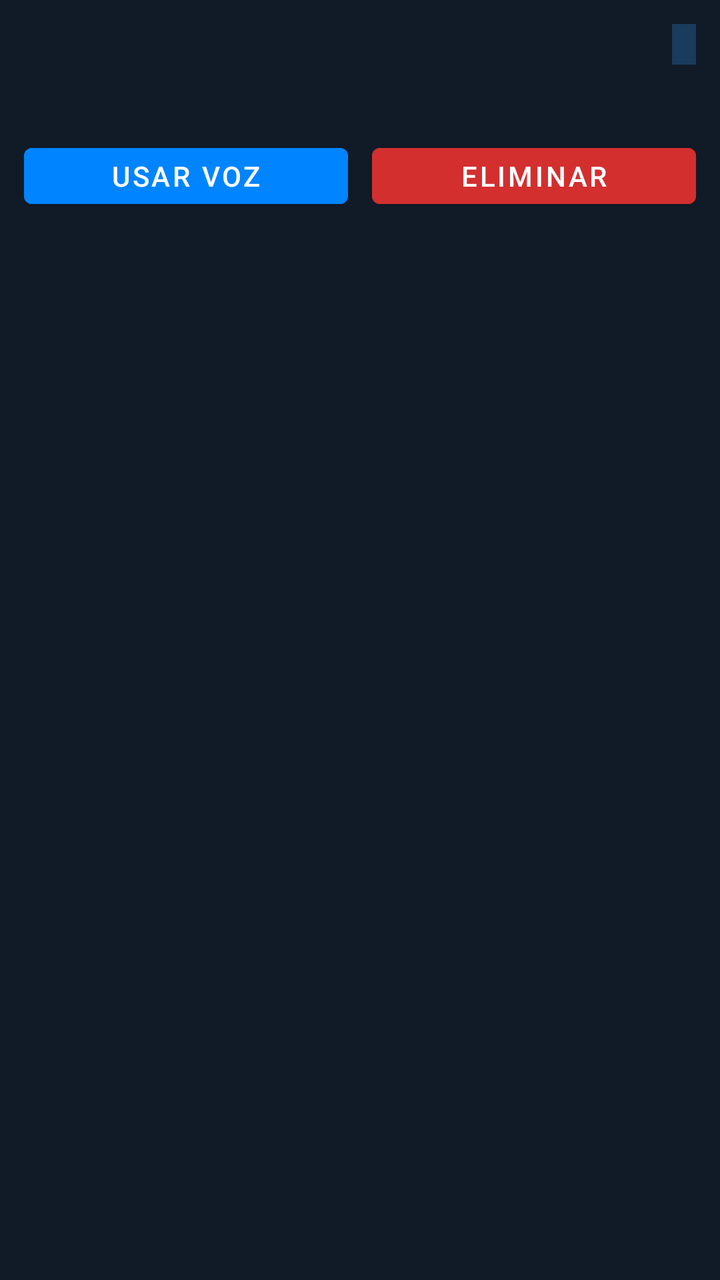
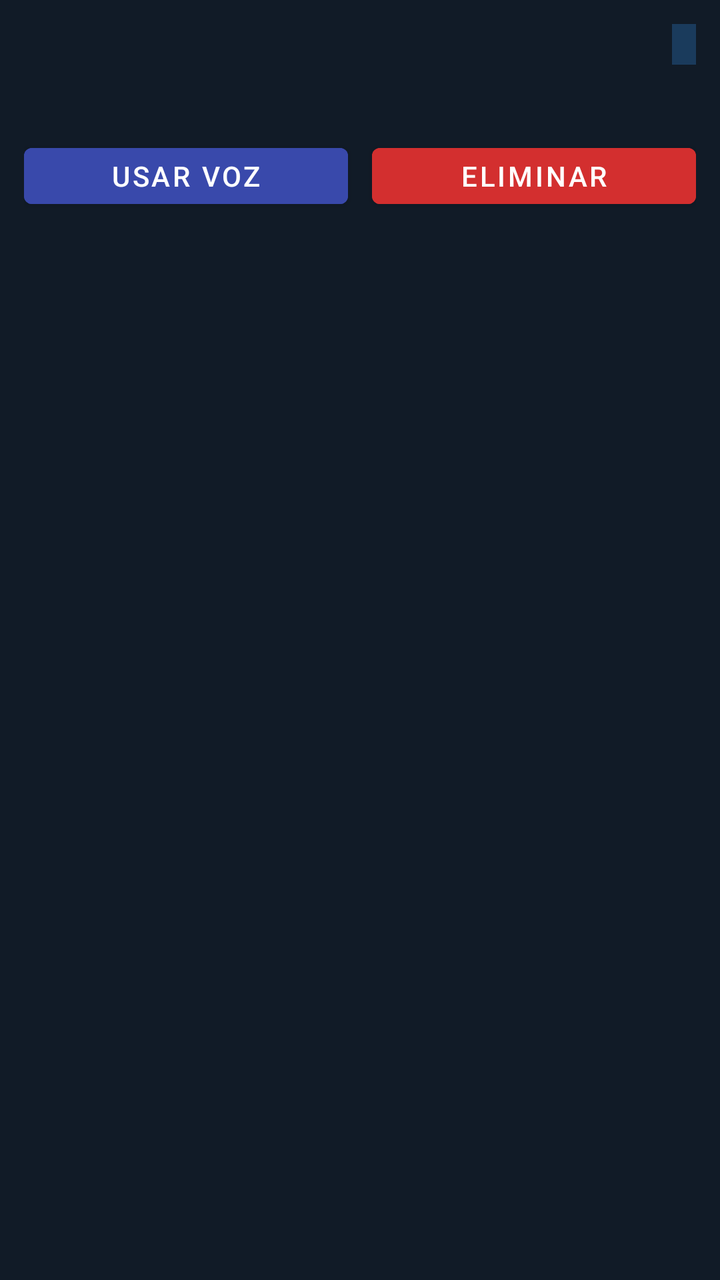

Compare the two renders of this Android layout. The source of the first and the diff that turns it into the second are given below.
<!-- AndroidManifest.xml: application theme Theme.CumulusIA -->
<!-- res/layout/item_voice_card.xml -->
<?xml version="1.0" encoding="utf-8"?>
<LinearLayout xmlns:android="http://schemas.android.com/apk/res/android"
    android:layout_width="match_parent"
    android:layout_height="wrap_content"
    android:layout_marginBottom="12dp"
    android:background="#111B27"
    android:orientation="vertical"
    android:padding="12dp">

    <RelativeLayout
        android:layout_width="match_parent"
        android:layout_height="wrap_content">

        <TextView
            android:id="@+id/tv_voice_name"
            android:layout_width="wrap_content"
            android:layout_height="wrap_content"
            android:layout_alignParentStart="true"
            android:layout_toStartOf="@id/tv_voice_format"
            android:textColor="#00E5FF"
            android:textSize="15sp"
            android:textStyle="bold" />

        <TextView
            android:id="@+id/tv_voice_format"
            android:layout_width="wrap_content"
            android:layout_height="wrap_content"
            android:layout_alignParentEnd="true"
            android:background="#1A3B5C"
            android:paddingHorizontal="6dp"
            android:paddingVertical="2dp"
            android:textColor="#82B1FF"
            android:textSize="12sp" />
    </RelativeLayout>

    <TextView
        android:id="@+id/tv_voice_details"
        android:layout_width="wrap_content"
        android:layout_height="wrap_content"
        android:layout_marginTop="6dp"
        android:textColor="#AAAAAA"
        android:textSize="13sp" />

    <LinearLayout
        android:layout_width="match_parent"
        android:layout_height="wrap_content"
        android:layout_marginTop="12dp"
        android:orientation="horizontal">

        <Button
            android:id="@+id/btn_load_voice"
            android:layout_width="0dp"
            android:layout_height="40dp"
            android:layout_marginEnd="6dp"
            android:layout_weight="1"
            android:backgroundTint="#0084FF"
            android:text="Usar Voz"
            android:textColor="#FFFFFF" />

        <Button
            android:id="@+id/btn_delete_voice"
            android:layout_width="0dp"
            android:layout_height="40dp"
            android:layout_marginStart="6dp"
            android:layout_weight="1"
            android:backgroundTint="#D32F2F"
            android:text="Eliminar"
            android:textColor="#FFFFFF" />
    </LinearLayout>
</LinearLayout>
<!-- resources referenced by this layout -->
<resources>
  <style name="Theme.CumulusIA" parent="Theme.MaterialComponents.DayNight.NoActionBar">
          <item name="colorPrimary">#0084FF</item>
          <item name="android:statusBarColor">#121212</item>
          <item name="android:windowBackground">#121212</item>
      </style>
</resources>

<!-- the commit's change to res/layout/item_voice_card.xml (unified diff, before → after) -->
@@ -53,7 +53,7 @@
             android:layout_height="40dp"
             android:layout_marginEnd="6dp"
             android:layout_weight="1"
-            android:backgroundTint="#0084FF"
+            android:backgroundTint="#3949AB"
             android:text="Usar Voz"
             android:textColor="#FFFFFF" />
 
